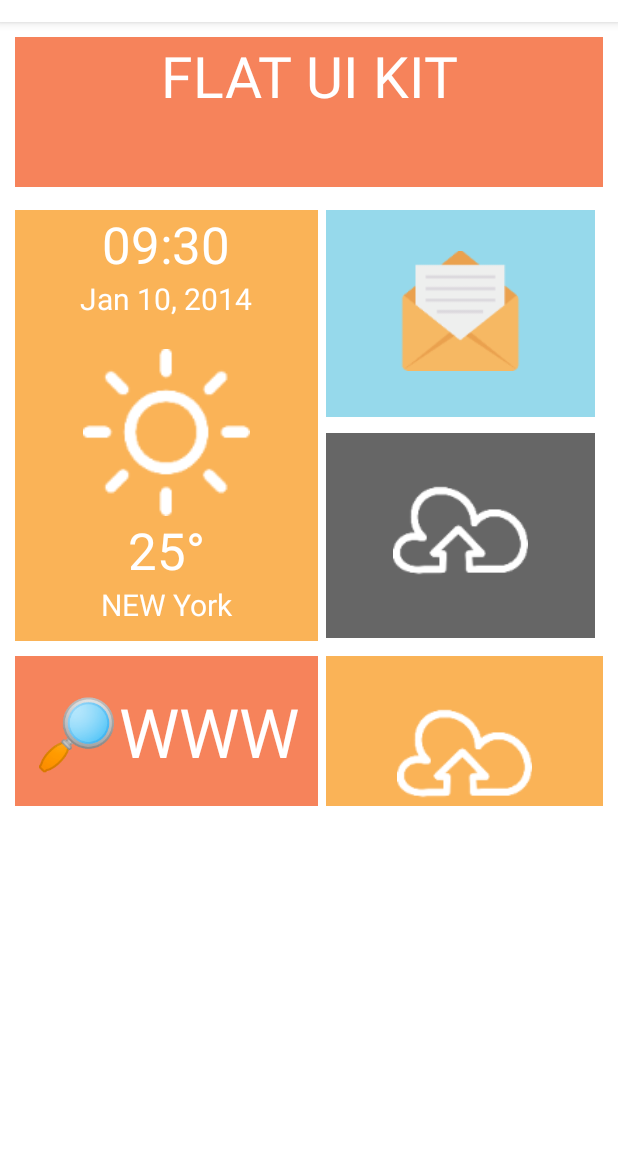
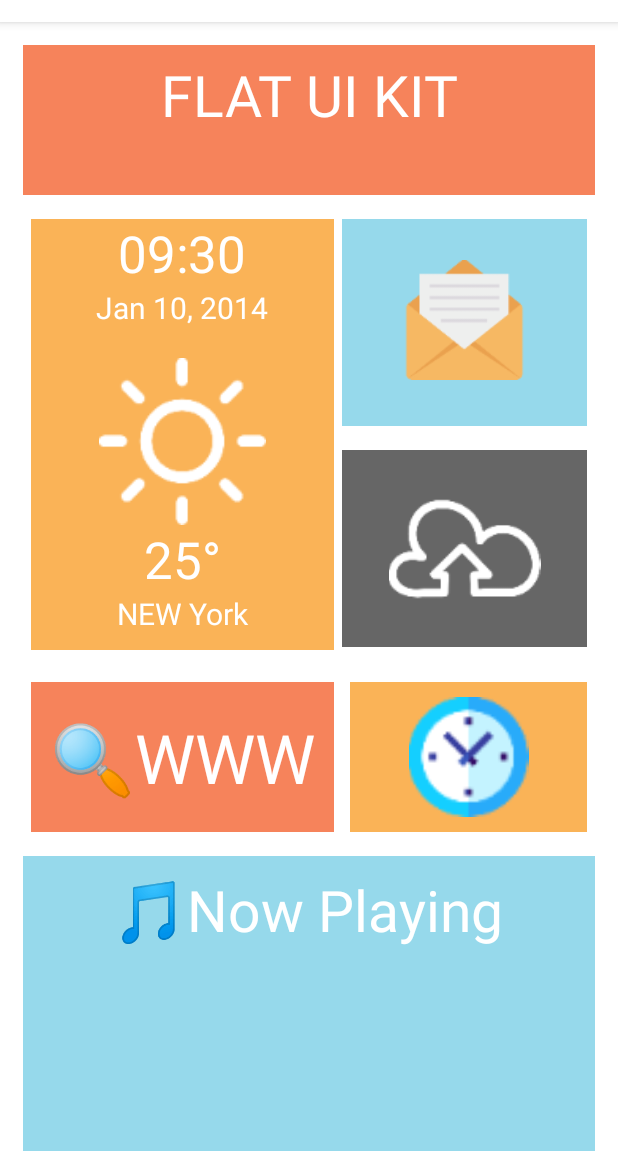
Before and after one commit to Afraim/cse438layout1, an Android app: the screen it shows after launch (MainActivity), on a phone screen of 412 x 824 dp, the part 62-1236 px from its top. Run offline under Robolectric (Android 15) with nearby library versions, the phone set to English and light mode, and no system bars.

Commit message:
16-07-2021: layout complete.A static page using textview, linearlayout and frameLayout. No Button was added

```diff
--- a/app/src/main/res/layout/activity_main.xml
+++ b/app/src/main/res/layout/activity_main.xml
@@ -8,24 +8,30 @@
     android:orientation="vertical"
     android:layout_margin="10dp"
     android:background="@color/white">
-    <TextView
+    <FrameLayout
         android:layout_width="match_parent"
         android:layout_height="100dp"
-        android:text="@string/head"
-        android:textAlignment="center"
-        android:textSize="38sp"
         android:background="@color/orange"
-        android:textColor="@color/white"/>
+        android:layout_margin="5dp">
+        <TextView
+            android:layout_width="match_parent"
+            android:layout_height="wrap_content"
+            android:text="@string/head"
+            android:textAlignment="center"
+            android:textSize="38sp"
+            android:textColor="@color/white"
+            android:layout_marginTop="7dp"/>
+    </FrameLayout>
 
     <LinearLayout
         android:layout_width="match_parent"
         android:layout_height="wrap_content"
         android:orientation="horizontal"
-        android:layout_marginEnd="5dp">
+        android:layout_margin="5dp">
         <LinearLayout
             android:layout_width="202dp"
             android:layout_height="287dp"
-            android:layout_marginTop="15dp"
+            android:layout_margin="5dp"
             android:background="@color/lite_orange"
             android:orientation="vertical">
 
@@ -70,16 +76,16 @@
 
         <LinearLayout
             android:layout_width="match_parent"
-            android:layout_height="285dp"
-            android:layout_marginLeft="5dp"
-            android:layout_marginTop="15dp"
+            android:layout_height="290dp"
+            android:layout_marginTop="5dp"
+            android:layout_marginEnd="5dp"
             android:orientation="vertical">
 
             <FrameLayout
                 android:layout_width="match_parent"
                 android:layout_height="138dp"
-                android:background="@color/sky"
-                android:layout_marginBottom="5dp">
+                android:layout_marginBottom="6dp"
+                android:background="@color/sky">
 
                 <ImageView
                     android:layout_width="match_parent"
@@ -87,19 +93,19 @@
                     android:layout_marginTop="27dp"
                     android:scaleType="fitCenter"
                     android:src="@mipmap/email"
-
                     />
             </FrameLayout>
+
             <FrameLayout
                 android:layout_width="match_parent"
-                android:layout_height="138dp"
-                android:background="@color/deep_gray"
-                android:layout_marginTop="5dp">
+                android:layout_height="131dp"
+                android:layout_marginTop="10dp"
+                android:background="@color/deep_gray">
 
                 <ImageView
                     android:layout_width="match_parent"
-                    android:layout_height="90dp"
-                    android:layout_marginTop="20dp"
+                    android:layout_height="101dp"
+                    android:layout_marginTop="15dp"
                     android:scaleType="fitCenter"
                     android:src="@mipmap/cloud"
 
@@ -112,7 +118,7 @@
     <LinearLayout
         android:layout_width="match_parent"
         android:layout_height="wrap_content"
-        android:layout_marginTop="10dp"
+        android:layout_margin="5dp"
         android:orientation="horizontal">
 
         <LinearLayout
@@ -120,11 +126,11 @@
             android:layout_height="100dp"
             android:orientation="horizontal"
             android:background="@color/orange"
-            >
+            android:layout_margin="5dp">
             <TextView
                 android:layout_width="match_parent"
                 android:layout_height="wrap_content"
-                android:text="🔎WWW"
+                android:text="🔍WWW"
                 android:textColor="@color/white"
                 android:textAlignment="center"
                 android:textSize="45sp"
@@ -135,18 +141,31 @@
             android:layout_width="match_parent"
             android:layout_height="100dp"
             android:background="@color/lite_orange"
-            android:layout_marginStart="5dp">
+            android:layout_margin="5dp">
 
             <ImageView
                 android:layout_width="match_parent"
-                android:layout_height="90dp"
-                android:layout_marginTop="20dp"
+                android:layout_height="80dp"
+                android:layout_marginTop="10dp"
                 android:scaleType="fitCenter"
-                android:src="@mipmap/cloud"
+                android:src="@mipmap/clock"
 
                 />
         </FrameLayout>
     </LinearLayout>
-
+    <FrameLayout
+        android:layout_width="match_parent"
+        android:layout_height="match_parent"
+        android:background="@color/sky"
+        android:layout_margin="5dp">
+        <TextView
+            android:layout_width="match_parent"
+            android:layout_height="wrap_content"
+            android:text="🎵Now Playing"
+            android:textAlignment="center"
+            android:textSize="38sp"
+            android:textColor="@color/white"
+            android:layout_marginTop="10dp"/>
+    </FrameLayout>
 
 </LinearLayout>
```
Also changed, not shown: app/src/main/res/mipmap-xxxhdpi/clock.png (added).
